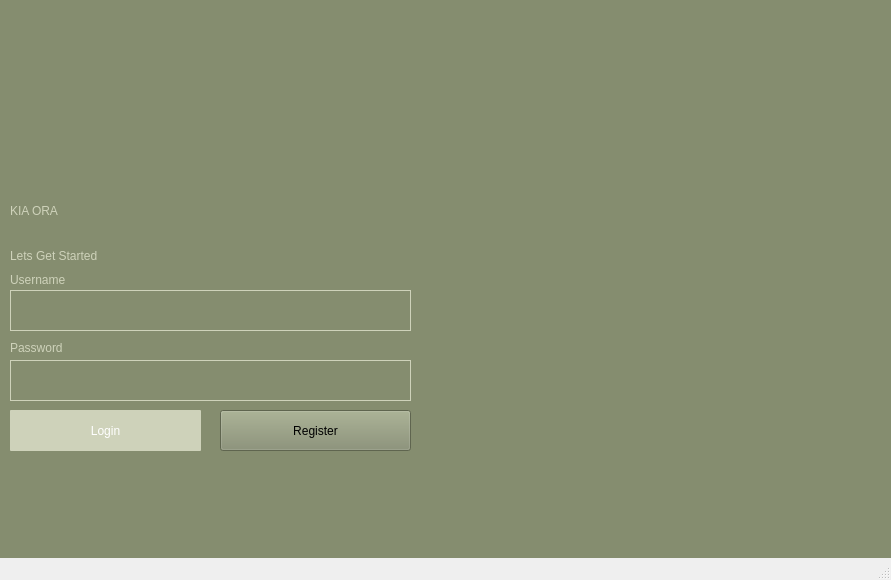
Above: LibraryApp/mainwindow.ui from peterjmen/106.2_library_system before the change. Below: the same form after it.
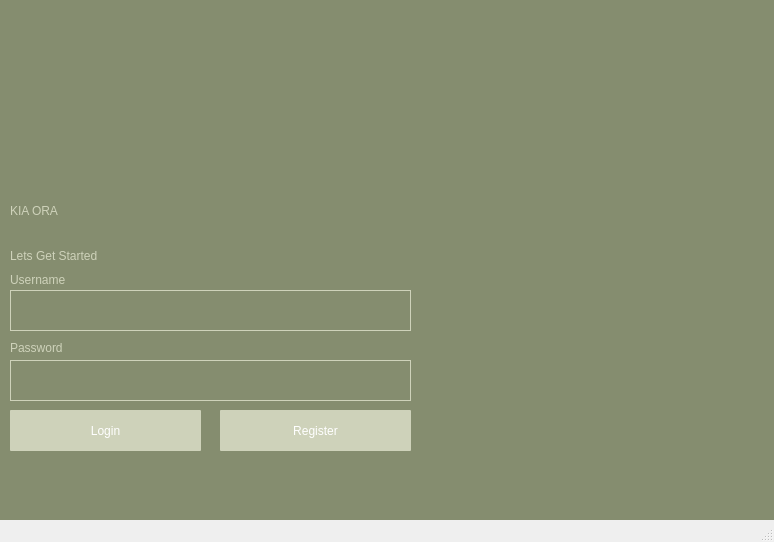
That is the form after the change.

Patch:
```diff
--- a/LibraryApp/mainwindow.ui
+++ b/LibraryApp/mainwindow.ui
@@ -6,8 +6,8 @@
    <rect>
     <x>0</x>
     <y>0</y>
-    <width>891</width>
-    <height>580</height>
+    <width>774</width>
+    <height>542</height>
    </rect>
   </property>
   <property name="windowTitle">
@@ -113,13 +113,10 @@
       <string>LoginBtns</string>
      </property>
      <property name="styleSheet">
-      <string notr="true">[accessibleName = &quot;LoginBtns&quot;]{
-
-background-color: #CED2BA;
+      <string notr="true">background-color: #CED2BA;
 border-radius : 1px;
 font: 300 12pt &quot;Segoe UI Light&quot;;
-color: rgb(255, 255, 255);
-}</string>
+color: rgb(255, 255, 255);</string>
      </property>
      <property name="text">
       <string>Register</string>
```
Left out of the diff: 10 changed lines with no effect on the pictures.
